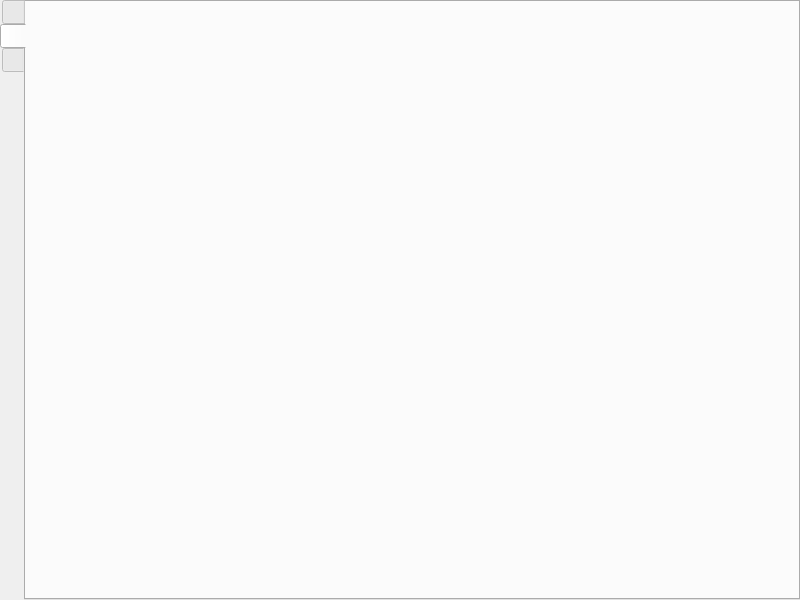
Old version of the form BeautifulSoup/Ghong.ui in the repository Ghong-100/Python.
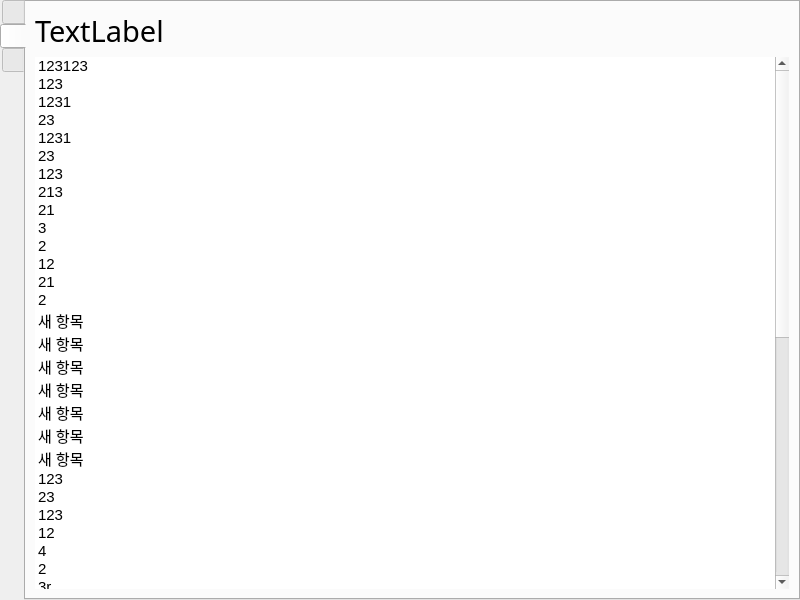
New version of the form. Icons and pictures are not drawn.

Patch:
```diff
--- a/BeautifulSoup/Ghong.ui
+++ b/BeautifulSoup/Ghong.ui
@@ -26,7 +26,10 @@
    <string>MainWindow</string>
   </property>
   <widget class="QWidget" name="centralwidget">
-   <layout class="QGridLayout" name="gridLayout">
+   <layout class="QVBoxLayout" name="verticalLayout">
+    <property name="spacing">
+     <number>0</number>
+    </property>
     <property name="leftMargin">
      <number>0</number>
     </property>
@@ -39,10 +42,7 @@
     <property name="bottomMargin">
      <number>0</number>
     </property>
-    <property name="spacing">
-     <number>0</number>
-    </property>
-    <item row="0" column="0">
+    <item>
      <widget class="QTabWidget" name="tabWidget">
       <property name="tabPosition">
        <enum>QTabWidget::West</enum>
@@ -85,6 +85,301 @@
        <attribute name="title">
         <string/>
        </attribute>
+       <layout class="QVBoxLayout" name="verticalLayout_2">
+        <item>
+         <widget class="QLabel" name="timeLabel">
+          <property name="font">
+           <font>
+            <family>Agency FB</family>
+            <pointsize>22</pointsize>
+           </font>
+          </property>
+          <property name="text">
+           <string>TextLabel</string>
+          </property>
+         </widget>
+        </item>
+        <item>
+         <widget class="QListWidget" name="newsListWidget">
+          <property name="font">
+           <font>
+            <pointsize>11</pointsize>
+           </font>
+          </property>
+          <property name="mouseTracking">
+           <bool>false</bool>
+          </property>
+          <property name="frameShape">
+           <enum>QFrame::NoFrame</enum>
+          </property>
+          <item>
+           <property name="text">
+            <string>123123</string>
+           </property>
+          </item>
+          <item>
+           <property name="text">
+            <string>123</string>
+           </property>
+          </item>
+          <item>
+           <property name="text">
+            <string>1231</string>
+           </property>
+          </item>
+          <item>
+           <property name="text">
+            <string>23</string>
+           </property>
+          </item>
+          <item>
+           <property name="text">
+            <string>1231</string>
+           </property>
+          </item>
+          <item>
+           <property name="text">
+            <string>23</string>
+           </property>
+          </item>
+          <item>
+           <property name="text">
+            <string>123</string>
+           </property>
+          </item>
+          <item>
+           <property name="text">
+            <string>213</string>
+           </property>
+          </item>
+          <item>
+           <property name="text">
+            <string>21</string>
+           </property>
+          </item>
+          <item>
+           <property name="text">
+            <string>3</string>
+           </property>
+          </item>
+          <item>
+           <property name="text">
+            <string>2</string>
+           </property>
+          </item>
+          <item>
+           <property name="text">
+            <string>12</string>
+           </property>
+          </item>
+          <item>
+           <property name="text">
+            <string>21</string>
+           </property>
+          </item>
+          <item>
+           <property name="text">
+            <string>2</string>
+           </property>
+          </item>
+          <item>
+           <property name="text">
+            <string>새 항목</string>
+           </property>
+          </item>
+          <item>
+           <property name="text">
+            <string>새 항목</string>
+           </property>
+          </item>
+          <item>
+           <property name="text">
+            <string>새 항목</string>
+           </property>
+          </item>
+          <item>
+           <property name="text">
+            <string>새 항목</string>
+           </property>
+          </item>
+          <item>
+           <property name="text">
+            <string>새 항목</string>
+           </property>
+          </item>
+          <item>
+           <property name="text">
+            <string>새 항목</string>
+           </property>
+          </item>
+          <item>
+           <property name="text">
+            <string>새 항목</string>
+           </property>
+          </item>
+          <item>
+           <property name="text">
+            <string>123</string>
+           </property>
+          </item>
+          <item>
+           <property name="text">
+            <string>23</string>
+           </property>
+          </item>
+          <item>
+           <property name="text">
+            <string>123</string>
+           </property>
+          </item>
+          <item>
+           <property name="text">
+            <string>12</string>
+           </property>
+          </item>
+          <item>
+           <property name="text">
+            <string>4</string>
+           </property>
+          </item>
+          <item>
+           <property name="text">
+            <string>2</string>
+           </property>
+          </item>
+          <item>
+           <property name="text">
+            <string>3r</string>
+           </property>
+          </item>
+          <item>
+           <property name="text">
+            <string>2</string>
+           </property>
+          </item>
+          <item>
+           <property name="text">
+            <string>2f2</string>
+           </property>
+          </item>
+          <item>
+           <property name="text">
+            <string>f</string>
+           </property>
+          </item>
+          <item>
+           <property name="text">
+            <string>새 항목</string>
+           </property>
+          </item>
+          <item>
+           <property name="text">
+            <string>ff</string>
+           </property>
+          </item>
+          <item>
+           <property name="text">
+            <string>2</string>
+           </property>
+          </item>
+          <item>
+           <property name="text">
+            <string>새 항목</string>
+           </property>
+          </item>
+          <item>
+           <property name="text">
+            <string>2</string>
+           </property>
+          </item>
+          <item>
+           <property name="text">
+            <string>새 항목</string>
+           </property>
+          </item>
+          <item>
+           <property name="text">
+            <string>24</string>
+           </property>
+          </item>
+          <item>
+           <property name="text">
+            <string>4</string>
+           </property>
+          </item>
+          <item>
+           <property name="text">
+            <string>4</string>
+           </property>
+          </item>
+          <item>
+           <property name="text">
+            <string>q</string>
+           </property>
+          </item>
+          <item>
+           <property name="text">
+            <string>2t4q</string>
+           </property>
+          </item>
+          <item>
+           <property name="text">
+            <string>q4</string>
+           </property>
+          </item>
+          <item>
+           <property name="text">
+            <string>t4q4</string>
+           </property>
+          </item>
+          <item>
+           <property name="text">
+            <string>t4</string>
+           </property>
+          </item>
+          <item>
+           <property name="text">
+            <string>q2q4</string>
+           </property>
+          </item>
+          <item>
+           <property name="text">
+            <string>q4</string>
+           </property>
+          </item>
+          <item>
+           <property name="text">
+            <string>gq</string>
+           </property>
+          </item>
+          <item>
+           <property name="text">
+            <string>2q</string>
+           </property>
+          </item>
+          <item>
+           <property name="text">
+            <string>q</string>
+           </property>
+          </item>
+          <item>
+           <property name="text">
+            <string>q</string>
+           </property>
+          </item>
+          <item>
+           <property name="text">
+            <string>새 항목</string>
+           </property>
+          </item>
+          <item>
+           <property name="text">
+            <string>새 항목</string>
+           </property>
+          </item>
+         </widget>
+        </item>
+       </layout>
       </widget>
       <widget class="QWidget" name="stock">
        <attribute name="icon">
```
Left out of the diff: 2 changed lines with no effect on the pictures.
